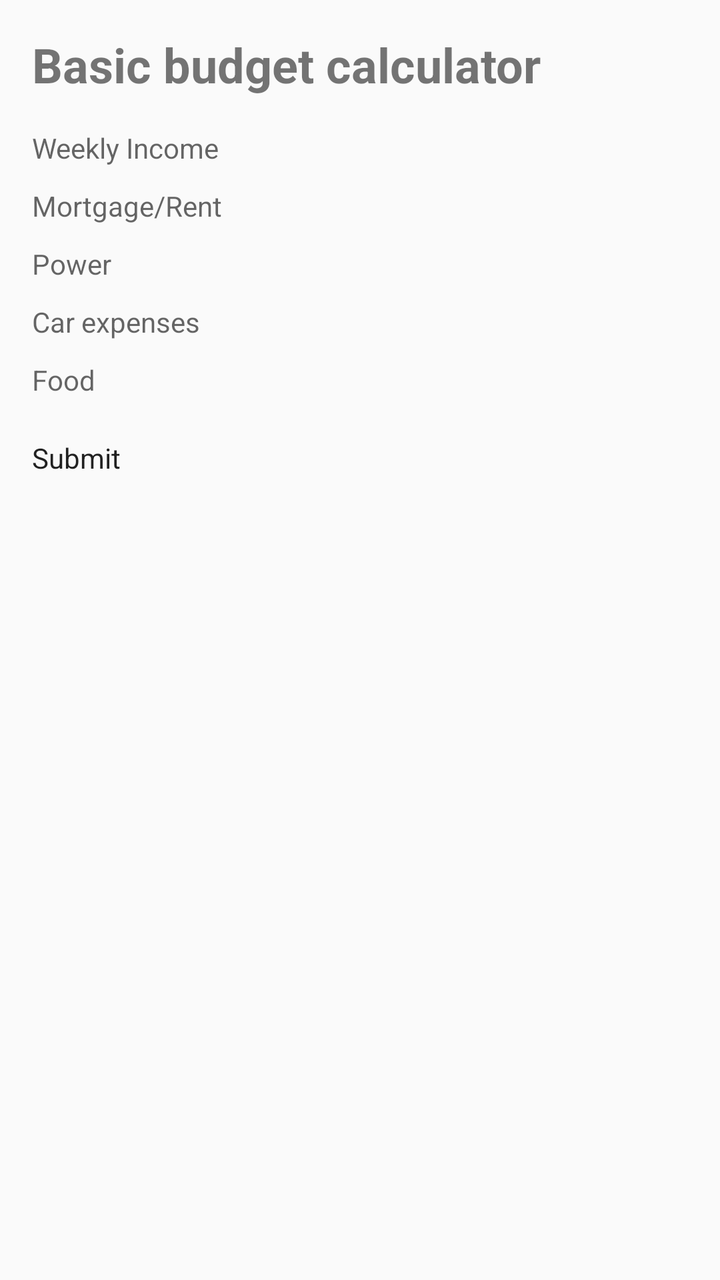
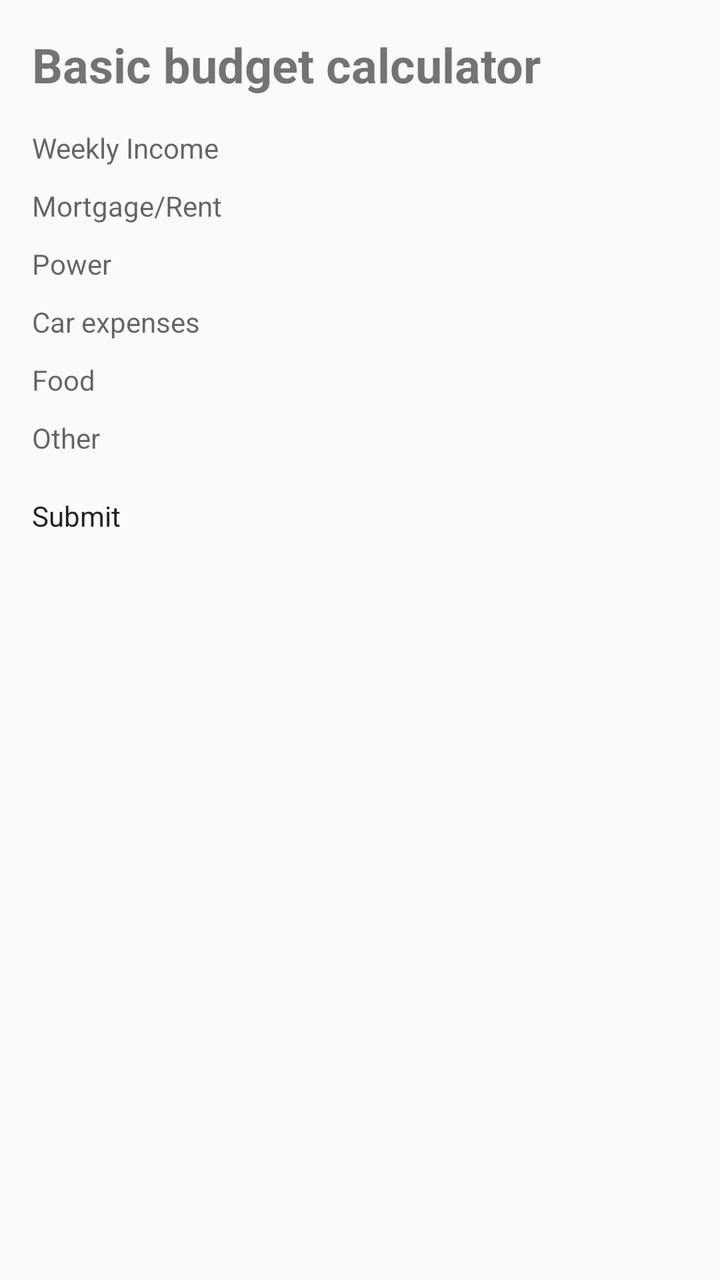

Screens rendered from an Android XML layout before and after an edit, with the pre-edit source and the edit as a unified diff.
<!-- AndroidManifest.xml: activity theme Theme.MyApplication -->
<!-- res/layout/activity_main.xml -->
<?xml version="1.0" encoding="utf-8"?>
<ScrollView xmlns:android="http://schemas.android.com/apk/res/android"
            android:layout_width="match_parent"
            android:layout_height="match_parent">

    <LinearLayout
            android:layout_width="match_parent"
            android:layout_height="wrap_content"
            android:orientation="vertical"
            android:padding="16dp">

        <TextView
                android:layout_width="wrap_content"
                android:layout_height="wrap_content"
                android:text="Basic budget calculator"
                android:textSize="24sp"
                android:textStyle="bold"
                android:layout_marginBottom="16dp"/>

        <EditText
                android:id="@+id/editTextIncome"
                android:layout_width="match_parent"
                android:layout_height="wrap_content"
                android:hint="Weekly Income"
                android:inputType="number"/>

        <EditText
                android:id="@+id/editTextMortgageRent"
                android:layout_width="match_parent"
                android:layout_height="wrap_content"
                android:hint="Mortgage/Rent"
                android:inputType="number"
                android:layout_marginTop="10dp"/>

        <EditText
                android:id="@+id/editTextPower"
                android:layout_width="match_parent"
                android:layout_height="wrap_content"
                android:hint="Power"
                android:inputType="number"
                android:layout_marginTop="10dp"/>

        <EditText
                android:id="@+id/editTextCar"
                android:layout_width="match_parent"
                android:layout_height="wrap_content"
                android:hint="Car expenses"
                android:inputType="number"
                android:layout_marginTop="10dp"/>

        <EditText
                android:id="@+id/editTextFood"
                android:layout_width="match_parent"
                android:layout_height="wrap_content"
                android:hint="Food"
                android:inputType="number"
                android:layout_marginTop="10dp"/>

        <Button
                android:id="@+id/buttonSubmit"
                android:layout_width="match_parent"
                android:layout_height="wrap_content"
                android:text="Submit"
                android:layout_marginTop="20dp"/>

        <TextView
                android:id="@+id/textViewResult"
                android:layout_width="match_parent"
                android:layout_height="wrap_content"
                android:textSize="18sp"
                android:layout_marginTop="20dp"/>

    </LinearLayout>

</ScrollView>
<!-- resources referenced by this layout -->
<resources>
  <style name="Theme.MyApplication" parent="android:Theme.Material.Light.NoActionBar" />
</resources>

<!-- the commit's change to res/layout/activity_main.xml (unified diff, before → after) -->
@@ -56,6 +56,14 @@
                 android:inputType="number"
                 android:layout_marginTop="10dp"/>
 
+        <EditText
+                android:id="@+id/editTextOther"
+                android:layout_width="match_parent"
+                android:layout_height="wrap_content"
+                android:hint="Other"
+                android:inputType="number"
+                android:layout_marginTop="10dp"/>
+
         <Button
                 android:id="@+id/buttonSubmit"
                 android:layout_width="match_parent"
